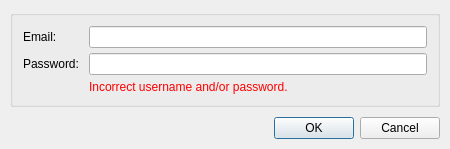
Above: resources/ui/sign_in_dialog.ui from Iconoclasteinc/tgit before the change. Below: the same form after it.
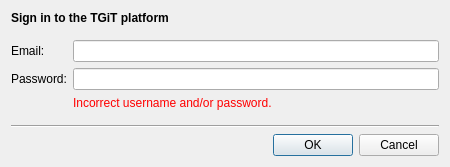
That is the form after the change.

Commit message: Re-skin the sign-in dialog.

The edit to the form file:
```diff
--- a/resources/ui/sign_in_dialog.ui
+++ b/resources/ui/sign_in_dialog.ui
@@ -7,7 +7,7 @@
     <x>0</x>
     <y>0</y>
     <width>450</width>
-    <height>143</height>
+    <height>158</height>
    </rect>
   </property>
   <property name="minimumSize">
@@ -29,44 +29,27 @@
    <bool>true</bool>
   </property>
   <layout class="QVBoxLayout" name="verticalLayout">
-   <property name="spacing">
-    <number>0</number>
-   </property>
-   <property name="leftMargin">
-    <number>10</number>
-   </property>
-   <property name="topMargin">
-    <number>10</number>
-   </property>
-   <property name="rightMargin">
-    <number>10</number>
-   </property>
-   <property name="bottomMargin">
-    <number>10</number>
-   </property>
    <item>
-    <widget class="QGroupBox" name="_form">
-     <property name="title">
-      <string/>
+    <widget class="QLabel" name="_title">
+     <property name="font">
+      <font>
+       <weight>75</weight>
+       <bold>true</bold>
+      </font>
      </property>
-     <layout class="QFormLayout" name="formLayout_3">
-      <property name="horizontalSpacing">
-       <number>10</number>
-      </property>
-      <property name="verticalSpacing">
-       <number>5</number>
-      </property>
+     <property name="text">
+      <string>Sign in to the TGiT platform</string>
+     </property>
+    </widget>
+   </item>
+   <item>
+    <widget class="QWidget" name="_form" native="true">
+     <layout class="QFormLayout" name="formLayout_2">
       <property name="leftMargin">
-       <number>10</number>
-      </property>
-      <property name="topMargin">
-       <number>10</number>
+       <number>0</number>
       </property>
       <property name="rightMargin">
-       <number>10</number>
-      </property>
-      <property name="bottomMargin">
-       <number>10</number>
+       <number>0</number>
       </property>
       <item row="0" column="0">
        <widget class="QLabel" name="_email_caption">
@@ -106,34 +89,20 @@
     </widget>
    </item>
    <item>
-    <widget class="QWidget" name="_action_buttons_container" native="true">
-     <layout class="QVBoxLayout" name="verticalLayout_2">
-      <property name="spacing">
-       <number>5</number>
-      </property>
-      <property name="leftMargin">
-       <number>0</number>
-      </property>
-      <property name="topMargin">
-       <number>10</number>
-      </property>
-      <property name="rightMargin">
-       <number>0</number>
-      </property>
-      <property name="bottomMargin">
-       <number>0</number>
-      </property>
-      <item>
-       <widget class="QDialogButtonBox" name="_action_buttons">
-        <property name="orientation">
-         <enum>Qt::Horizontal</enum>
-        </property>
-        <property name="standardButtons">
-         <set>QDialogButtonBox::Cancel|QDialogButtonBox::Ok</set>
-        </property>
-       </widget>
-      </item>
-     </layout>
+    <widget class="Line" name="line">
+     <property name="orientation">
+      <enum>Qt::Horizontal</enum>
+     </property>
+    </widget>
+   </item>
+   <item>
+    <widget class="QDialogButtonBox" name="_action_buttons">
+     <property name="orientation">
+      <enum>Qt::Horizontal</enum>
+     </property>
+     <property name="standardButtons">
+      <set>QDialogButtonBox::Cancel|QDialogButtonBox::Ok</set>
+     </property>
     </widget>
    </item>
   </layout>
```
Left out of the diff: 10 changed lines with no effect on the pictures. The commit also changes 6 other files.
